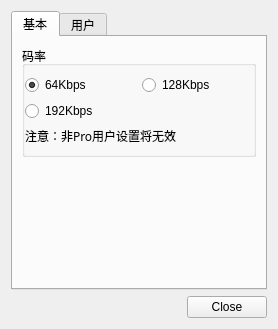
zonyitoo/doubanfm-qt, file settingdialog.ui: the form before one commit.
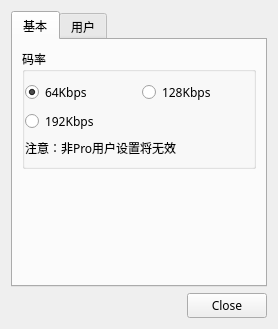
The form after the commit. The open tabs and pages were chosen to show the change. Icons and pictures are not drawn.

The edit to the form file:
```diff
--- a/settingdialog.ui
+++ b/settingdialog.ui
@@ -19,6 +19,11 @@
   <layout class="QVBoxLayout" name="verticalLayout_2">
    <item>
     <widget class="QTabWidget" name="tabWidget">
+     <property name="font">
+      <font>
+       <family>文泉驿微米黑</family>
+      </font>
+     </property>
      <property name="currentIndex">
       <number>0</number>
      </property>
@@ -29,6 +34,11 @@
       <layout class="QVBoxLayout" name="verticalLayout_4">
        <item>
         <widget class="QGroupBox" name="kbpsGroupBox">
+         <property name="font">
+          <font>
+           <family>文泉驿微米黑</family>
+          </font>
+         </property>
          <property name="title">
           <string>码率</string>
          </property>
@@ -220,6 +230,11 @@
    </item>
    <item>
     <widget class="QDialogButtonBox" name="buttonBox">
+     <property name="font">
+      <font>
+       <family>Sans</family>
+      </font>
+     </property>
      <property name="orientation">
       <enum>Qt::Horizontal</enum>
      </property>
```
Left out of the diff: 2 changed lines with no effect on the pictures.
